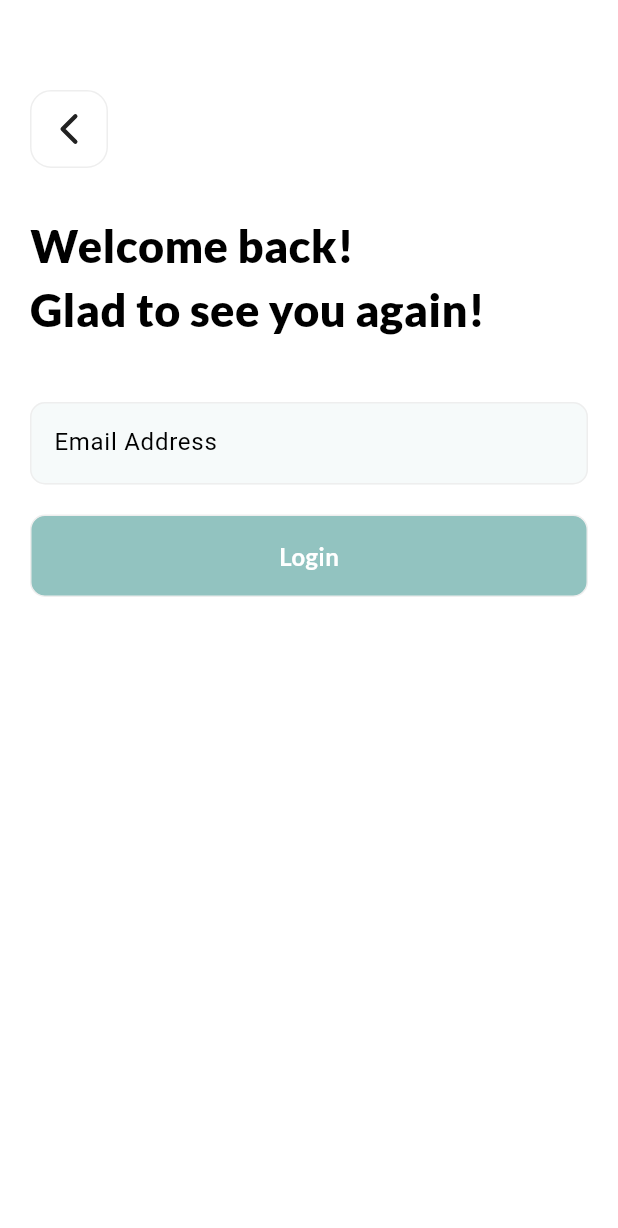
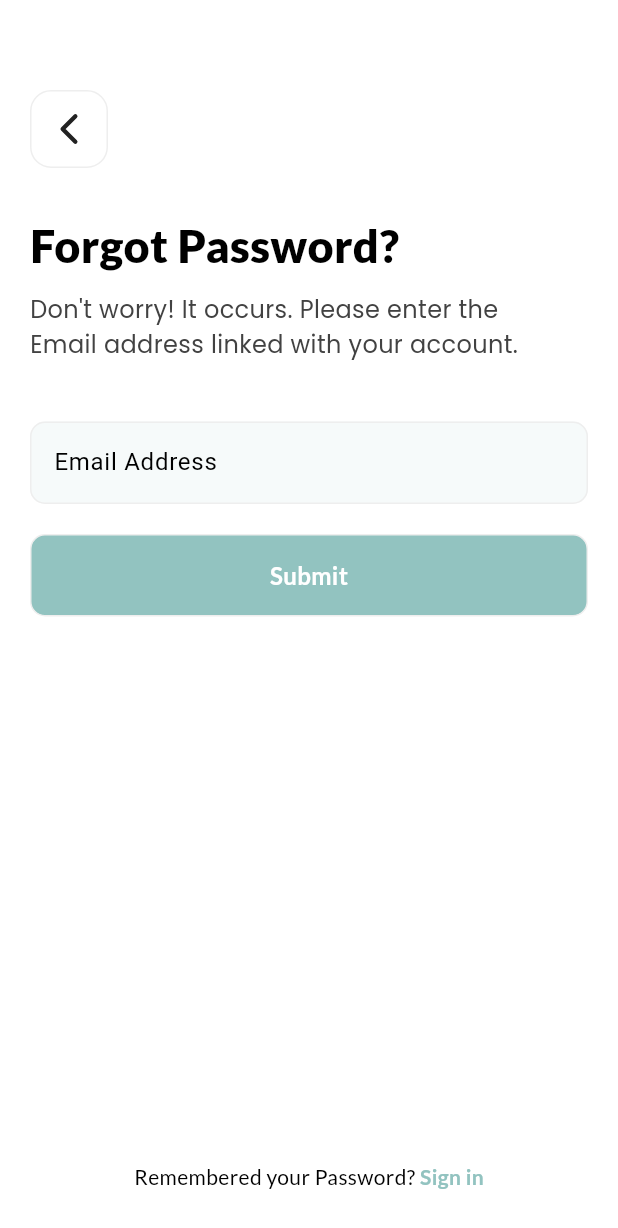
Before and after one commit to WannaCry081/PackagePal, a Flutter app: the ForgotPasswordView screen opened by its route, on a phone screen of 412 x 824 dp. Shown: the top 1228 px of the screen. Run offline on Flutter 3.47's test engine with Material 3 defaults, Android fonts, the phone set to English and light mode, and no system bars; our stand-ins replace firebase_core, flutter_feather_icons, flutter_svg, google_fonts, shared_preferences; accounts and stored records are empty.

Commit message:
Update forgot password view ui

```diff
--- a/frontend/lib/views/ForgotPassword/index.dart
+++ b/frontend/lib/views/ForgotPassword/index.dart
@@ -29,7 +29,7 @@ class _ForgotPasswordViewState extends State<ForgotPasswordView> {
               mainAxisAlignment: MainAxisAlignment.start,
               children: [
                 GestureDetector(
-                  onTap: () => navigateToLogin(context),
+                  onTap: () => navigateBack(context),
                   child: Container(
                       padding: const EdgeInsets.all(8),
                       decoration: BoxDecoration(
@@ -42,9 +42,19 @@ class _ForgotPasswordViewState extends State<ForgotPasswordView> {
             )),
         Padding(
           padding: const EdgeInsets.symmetric(horizontal: 20),
-          child: Text("Welcome back!\nGlad to see you again!",
-              style:
-                  GoogleFonts.lato(fontSize: 30, fontWeight: FontWeight.w900)),
+          child: Column(
+            crossAxisAlignment: CrossAxisAlignment.start,
+            children: [
+              Text("Forgot Password?",
+                  style: GoogleFonts.lato(
+                      fontSize: 30, fontWeight: FontWeight.w900)),
+              const SizedBox(height: 10),
+              Text(
+                  "Don't worry! It occurs. Please enter the\nEmail address linked with your account.",
+                  style: GoogleFonts.poppins(
+                      fontSize: 16, color: Colors.grey.shade800))
+            ],
+          ),
         ),
         const SizedBox(height: 20),
         Form(
@@ -62,19 +72,34 @@ class _ForgotPasswordViewState extends State<ForgotPasswordView> {
                     child: CustomButton(
                       btnColor: Theme.of(context).colorScheme.primary,
                       btnOnTap: () {},
-                      btnChild: Text("Login",
+                      btnChild: Text("Submit",
                           style: GoogleFonts.lato(
                               fontSize: 16,
                               fontWeight: FontWeight.w600,
                               color: Theme.of(context).colorScheme.background)),
                     )),
               ],
-            ))
+            )),
+        SizedBox(height: MediaQuery.of(context).size.height - 460),
+        Row(
+          mainAxisAlignment: MainAxisAlignment.center,
+          children: [
+            Text("Remembered your Password? ",
+                style: GoogleFonts.lato(fontSize: 14)),
+            GestureDetector(
+                onTap: () => navigateBack(context),
+                child: Text("Sign in",
+                    style: GoogleFonts.lato(
+                        fontSize: 14,
+                        color: Theme.of(context).colorScheme.primary,
+                        fontWeight: FontWeight.bold)))
+          ],
+        ),
       ],
     )));
   }
 
-  void navigateToLogin(BuildContext context) {
+  void navigateBack(BuildContext context) {
     Navigator.of(context).pop();
     return;
   }
```
